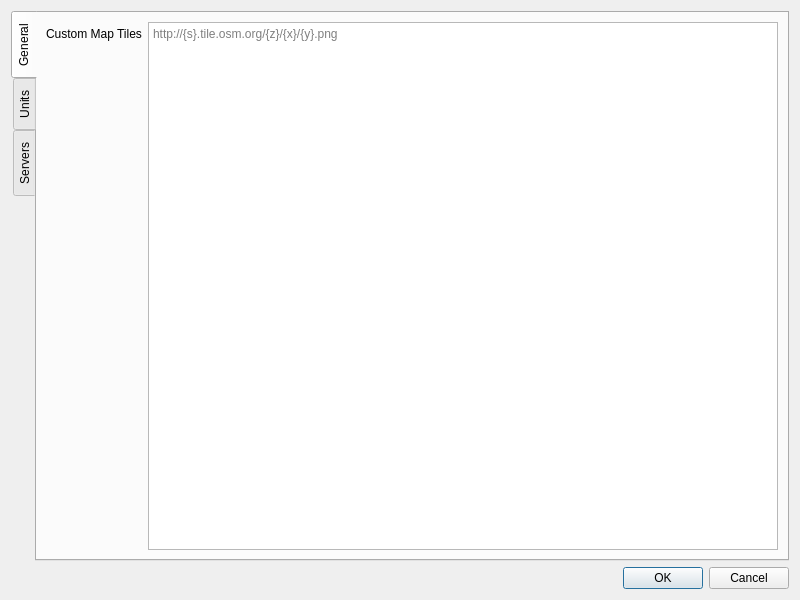
Qt form activate/resources/ui/settings.ui (TomFryers/activate) before a commit.
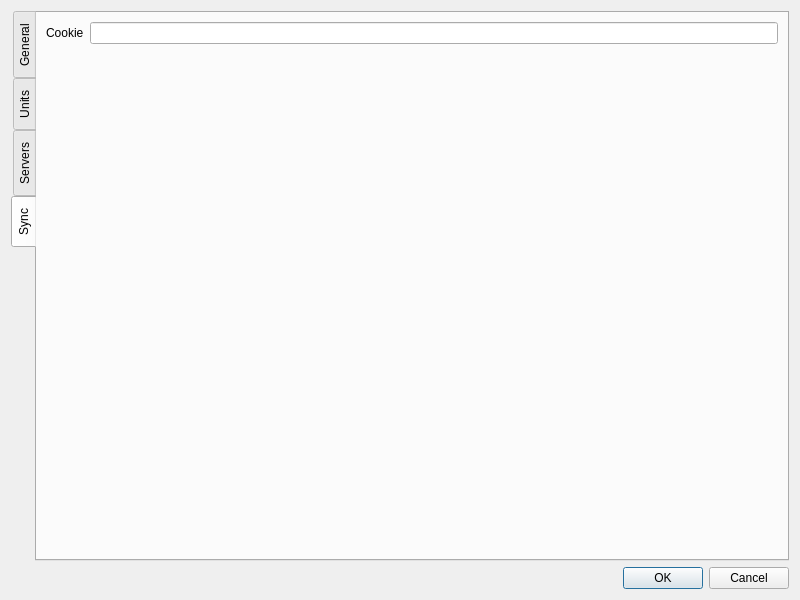
The same form after that commit. The open tabs and pages were chosen to show the change. Custom widgets are drawn as their Qt base class.

```diff
--- a/activate/resources/ui/settings.ui
+++ b/activate/resources/ui/settings.ui
@@ -129,6 +129,23 @@
        </item>
       </layout>
      </widget>
+     <widget class="QWidget" name="sync_tab">
+      <attribute name="title">
+       <string>Sync</string>
+      </attribute>
+      <layout class="QFormLayout" name="formLayout">
+       <item row="0" column="0">
+        <widget class="QLabel" name="cookie_label">
+         <property name="text">
+          <string>Cookie</string>
+         </property>
+        </widget>
+       </item>
+       <item row="0" column="1">
+        <widget class="QLineEdit" name="cookie_edit"/>
+       </item>
+      </layout>
+     </widget>
     </widget>
    </item>
    <item>
```
